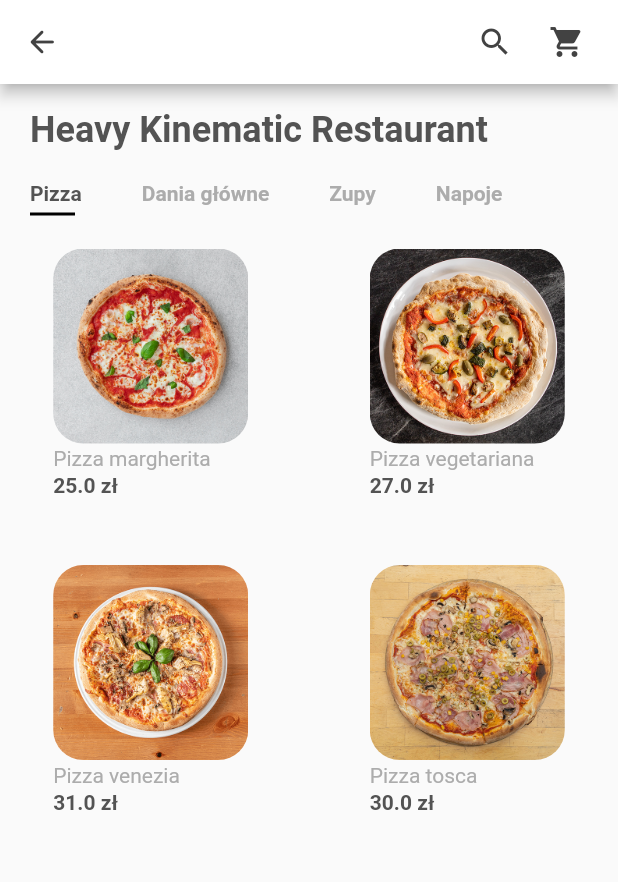
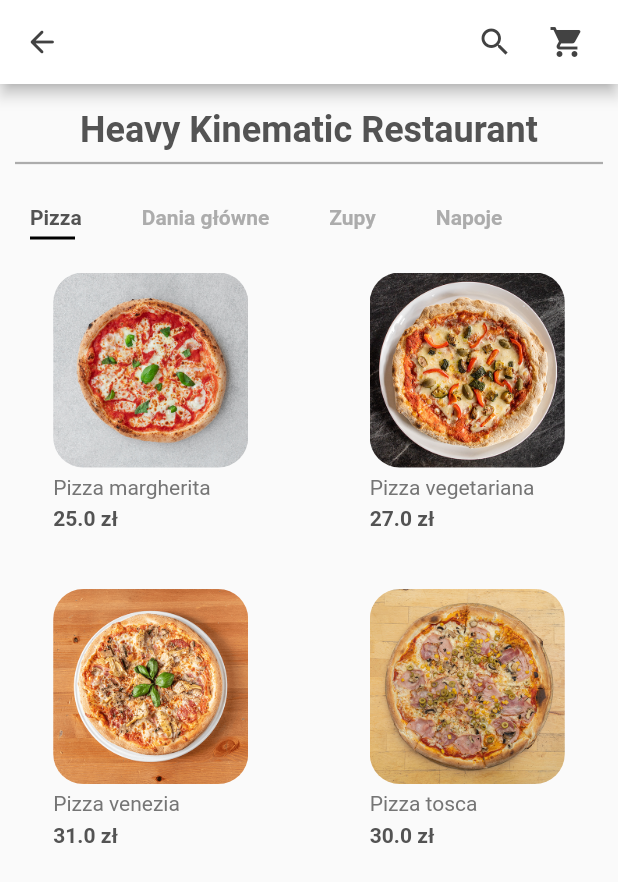
Before and after one commit to daddyjasiu/Heavy-Kinematic-Restaurant, a Flutter app: the screen it shows after launch, on a phone screen of 412 x 824 dp. Shown: the top 882 px of the screen. Run offline on Flutter 3.47's test engine with Material 2 defaults, Android fonts, the phone set to English and light mode, and no system bars.

```diff
--- a/lib/screens/details/components/details_customization.dart
+++ b/lib/screens/details/components/details_customization.dart
@@ -29,7 +29,7 @@ class DetailsCustomization extends StatelessWidget {
           child: Stack(
             children: <Widget>[
               Container(
-                margin: EdgeInsets.only(top: size.height * 0.45),
+                margin: EdgeInsets.only(top: size.height * 0.40),
                 decoration: const BoxDecoration(
                     color: Colors.white,
                     borderRadius: BorderRadius.only(
--- a/lib/screens/home/components/body.dart
+++ b/lib/screens/home/components/body.dart
@@ -1,10 +1,7 @@
 import 'package:flutter/material.dart';
 import 'package:heavy2022/constants.dart';
-import 'package:heavy2022/screens/details/details_screen.dart';
 
-import '../../../mock_data/data.dart';
 import 'categories.dart';
-import 'item_card.dart';
 
 class Body extends StatelessWidget {
   Body({Key? key}) : super(key: key);
@@ -16,6 +13,8 @@ class Body extends StatelessWidget {
     return Column(
       crossAxisAlignment: CrossAxisAlignment.start,
       children: <Widget>[
+        Column(
+          children: [
             Padding(
               padding: const EdgeInsets.only(
                   left: kDefaultPadding,
@@ -23,11 +22,18 @@ class Body extends StatelessWidget {
                   top: kDefaultPadding / 1.2),
               child: Text(
                 "Heavy Kinematic Restaurant",
-            style: Theme.of(context)
-                .textTheme
-                .headline5
-                ?.copyWith(fontWeight: FontWeight.bold),
+                style: Theme.of(context).textTheme.headline5?.copyWith(
+                    fontWeight: FontWeight.bold, color: kTextColor),
               ),
+            ),
+            const Padding(
+              padding: EdgeInsets.symmetric(horizontal: 10),
+              child: Divider(
+                thickness: 1.5,
+                color: kTextLightColor,
+              ),
+            ),
+          ],
         ),
         RenderCategoriesAndFoods(
           categoryIndex: _categoryIndex,
--- a/lib/screens/home/components/item_card.dart
+++ b/lib/screens/home/components/item_card.dart
@@ -28,10 +28,10 @@ class ItemCard extends StatelessWidget {
             ),
           ),
           Padding(
-            padding: const EdgeInsets.symmetric(vertical: kDefaultPadding/10),
+            padding: const EdgeInsets.symmetric(vertical: kDefaultPadding/4),
             child: Text(
               product.title!,
-              style: const TextStyle(color: kTextLightColor),
+              style: TextStyle(color: Colors.grey[600]),
             ),
           ),
           Text(
```
Also changed, not shown: 1 other file. Lines whose indentation alone changed are shown as unchanged.
